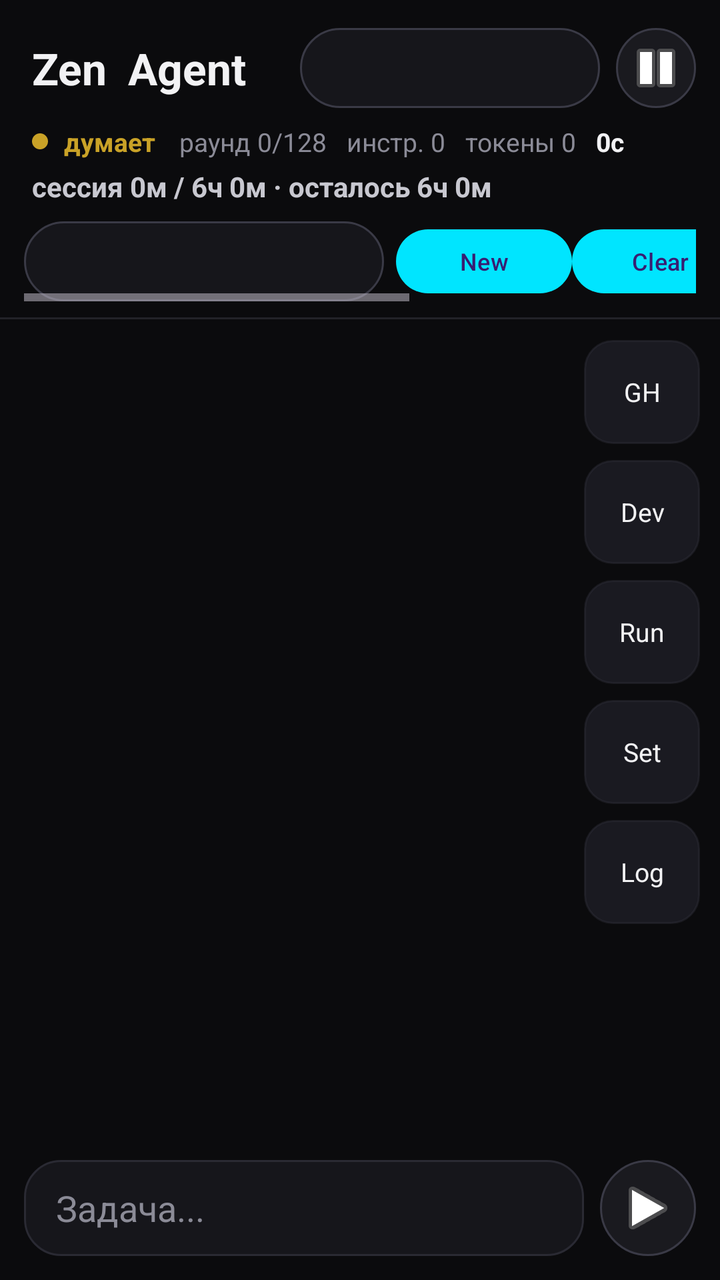
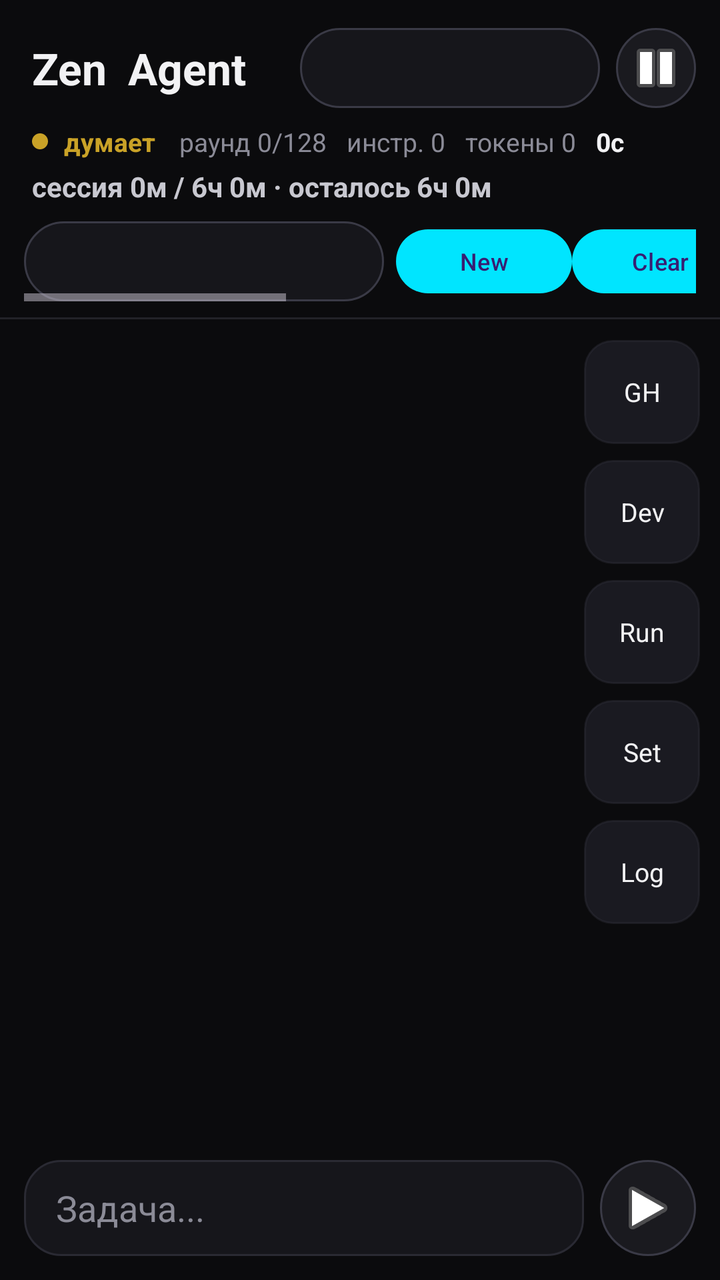

Compare the two renders of this Android layout. The source of the first and the diff that turns it into the second are given below.
<!-- AndroidManifest.xml: application theme Theme.AndroIDE -->
<!-- res/layout/activity_main.xml -->
<?xml version="1.0" encoding="utf-8"?>
<FrameLayout xmlns:android="http://schemas.android.com/apk/res/android"
    android:layout_width="match_parent"
    android:layout_height="match_parent"
    android:background="@color/bg">

    <LinearLayout
        android:id="@+id/chatRoot"
        android:layout_width="match_parent"
        android:layout_height="match_parent"
        android:orientation="vertical">

        <LinearLayout
            android:paddingStart="16dp"
            android:paddingEnd="12dp"
            android:paddingTop="14dp"
            android:paddingBottom="8dp"
            android:gravity="center_vertical"
            android:orientation="horizontal"
            android:layout_width="match_parent"
            android:layout_height="wrap_content">

            <TextView
                android:id="@+id/brand"
                android:layout_width="0dp"
                android:layout_height="wrap_content"
                android:layout_weight="1"
                android:text="Zen  Agent"
                android:textSize="22sp"
                android:textStyle="bold"
                android:textColor="@color/text" />

            <Spinner
                android:id="@+id/topModel"
                android:layout_width="150dp"
                android:layout_height="40dp"
                android:background="@drawable/bg_chip"
                android:paddingStart="10dp"
                android:paddingEnd="6dp" />

            <ImageButton
                android:id="@+id/btnTopStop"
                android:layout_width="40dp"
                android:layout_height="40dp"
                android:layout_marginStart="8dp"
                android:background="@drawable/bg_stop"
                android:src="@android:drawable/ic_media_pause"
                android:contentDescription="stop" />
        </LinearLayout>

        <LinearLayout
            android:orientation="horizontal"
            android:gravity="center_vertical"
            android:paddingStart="16dp"
            android:paddingEnd="16dp"
            android:paddingBottom="2dp"
            android:layout_width="match_parent"
            android:layout_height="wrap_content">
            <View android:id="@+id/statusDot" android:layout_width="8dp" android:layout_height="8dp" android:background="@drawable/dot_think" />
            <TextView android:id="@+id/statusWord" android:layout_width="wrap_content" android:layout_height="wrap_content" android:text="думает" android:textColor="@color/think" android:textSize="13sp" android:paddingStart="8dp" android:textStyle="bold" />
            <TextView android:id="@+id/roundLabel" android:layout_width="wrap_content" android:layout_height="wrap_content" android:text="раунд 0/128" android:textColor="@color/muted" android:textSize="13sp" android:paddingStart="12dp" />
            <TextView android:id="@+id/instrLabel" android:layout_width="wrap_content" android:layout_height="wrap_content" android:text="инстр. 0" android:textColor="@color/muted" android:textSize="13sp" android:paddingStart="10dp" />
            <TextView android:id="@+id/tokLabel" android:layout_width="wrap_content" android:layout_height="wrap_content" android:text="токены 0" android:textColor="@color/muted" android:textSize="13sp" android:paddingStart="10dp" />
            <TextView android:id="@+id/timeLabel" android:layout_width="wrap_content" android:layout_height="wrap_content" android:text="0с" android:textColor="@color/text" android:textSize="13sp" android:textStyle="bold" android:paddingStart="10dp" />
        </LinearLayout>

        <TextView
            android:id="@+id/sessionLine"
            android:layout_width="match_parent"
            android:layout_height="wrap_content"
            android:paddingStart="16dp"
            android:paddingEnd="16dp"
            android:paddingTop="2dp"
            android:paddingBottom="8dp"
            android:text="сессия 0м / 6ч 0м · осталось 6ч 0м"
            android:textColor="#C8C8D0"
            android:textSize="14sp"
            android:textStyle="bold" />

        <HorizontalScrollView
            android:layout_width="match_parent"
            android:layout_height="wrap_content"
            android:paddingStart="12dp"
            android:paddingEnd="12dp"
            android:paddingBottom="8dp">
            <LinearLayout android:orientation="horizontal" android:layout_width="wrap_content" android:layout_height="wrap_content">
                <Spinner android:id="@+id/sessSpin" android:layout_width="180dp" android:layout_height="40dp" android:background="@drawable/bg_chip" />
                <Button android:id="@+id/btnSessNew" android:layout_width="wrap_content" android:layout_height="40dp" android:text="New" android:textSize="12sp" android:layout_marginStart="6dp" />
                <Button android:id="@+id/btnSessDel" android:layout_width="wrap_content" android:layout_height="40dp" android:text="Clear" android:textSize="12sp" />
                <Spinner android:id="@+id/snapSpin" android:layout_width="160dp" android:layout_height="40dp" android:background="@drawable/bg_chip" android:layout_marginStart="6dp" />
                <Button android:id="@+id/btnSnapBack" android:layout_width="wrap_content" android:layout_height="40dp" android:text="Undo" android:textSize="12sp" />
            </LinearLayout>
        </HorizontalScrollView>

        <View android:layout_width="match_parent" android:layout_height="1dp" android:background="#222228" />

        <ScrollView
            android:id="@+id/agentScroll"
            android:layout_width="match_parent"
            android:layout_height="0dp"
            android:layout_weight="1"
            android:fillViewport="true"
            android:paddingEnd="56dp">
            <LinearLayout
                android:id="@+id/chatBox"
                android:orientation="vertical"
                android:padding="16dp"
                android:layout_width="match_parent"
                android:layout_height="wrap_content" />
        </ScrollView>

        <LinearLayout
            android:orientation="horizontal"
            android:gravity="center_vertical"
            android:padding="12dp"
            android:layout_width="match_parent"
            android:layout_height="wrap_content">
            <EditText
                android:id="@+id/agentInput"
                android:layout_width="0dp"
                android:layout_height="48dp"
                android:layout_weight="1"
                android:background="@drawable/bg_input"
                android:hint="Задача..."
                android:textColorHint="@color/muted"
                android:textColor="@color/text"
                android:paddingStart="16dp"
                android:paddingEnd="16dp"
                android:inputType="textCapSentences|textMultiLine" />
            <ImageButton
                android:id="@+id/btnSend"
                android:layout_width="48dp"
                android:layout_height="48dp"
                android:layout_marginStart="8dp"
                android:background="@drawable/bg_stop"
                android:src="@android:drawable/ic_media_play"
                android:contentDescription="send" />
        </LinearLayout>
    </LinearLayout>

    <LinearLayout
        android:id="@+id/fabCol"
        android:orientation="vertical"
        android:layout_width="wrap_content"
        android:layout_height="wrap_content"
        android:layout_gravity="end|center_vertical"
        android:layout_marginEnd="10dp"
        android:elevation="8dp">
        <TextView android:id="@+id/fabGh" android:text="GH" style="@style/FabBtn" />
        <TextView android:id="@+id/fabDev" android:text="Dev" style="@style/FabBtn" />
        <TextView android:id="@+id/fabPrev" android:text="Run" style="@style/FabBtn" />
        <TextView android:id="@+id/fabSet" android:text="Set" style="@style/FabBtn" />
        <TextView android:id="@+id/fabLog" android:text="Log" style="@style/FabBtn" />
    </LinearLayout>

    <FrameLayout
        android:id="@+id/sheet"
        android:layout_width="match_parent"
        android:layout_height="match_parent"
        android:background="#E60B0B0D"
        android:visibility="gone"
        android:clickable="true"
        android:focusable="true">
        <LinearLayout
            android:orientation="vertical"
            android:layout_width="match_parent"
            android:layout_height="match_parent"
            android:layout_marginTop="48dp"
            android:layout_marginStart="8dp"
            android:layout_marginEnd="64dp"
            android:layout_marginBottom="8dp"
            android:background="@drawable/bg_input"
            android:padding="4dp">
            <TextView android:id="@+id/sheetTitle" android:layout_width="match_parent" android:layout_height="wrap_content" android:textColor="@color/accent" android:textStyle="bold" android:padding="10dp" android:text="panel" />
            <FrameLayout android:id="@+id/content" android:layout_width="match_parent" android:layout_height="0dp" android:layout_weight="1" />
            <Button android:id="@+id/sheetClose" android:layout_width="match_parent" android:layout_height="wrap_content" android:text="Закрыть" />
        </LinearLayout>
    </FrameLayout>
</FrameLayout>
<!-- resources referenced by this layout -->
<resources>
  <color name="accent">#2DD4BF</color>
  <color name="bg">#0B0B0D</color>
  <color name="muted">#8B8B97</color>
  <color name="text">#F2F2F4</color>
  <color name="think">#C9A227</color>
  <!-- drawable bg_chip (drawable) -->
  <?xml version="1.0" encoding="utf-8"?>
  <shape xmlns:android="http://schemas.android.com/apk/res/android" android:shape="rectangle">
      <solid android:color="#16161B" />
      <stroke android:width="1dp" android:color="#3A3A46" />
      <corners android:radius="22dp" />
  </shape>
  <!-- drawable bg_input (drawable) -->
  <?xml version="1.0" encoding="utf-8"?>
  <shape xmlns:android="http://schemas.android.com/apk/res/android" android:shape="rectangle">
      <solid android:color="#16161B" />
      <stroke android:width="1dp" android:color="#2A2A33" />
      <corners android:radius="18dp" />
  </shape>
  <!-- drawable bg_stop (drawable) -->
  <?xml version="1.0" encoding="utf-8"?>
  <shape xmlns:android="http://schemas.android.com/apk/res/android" android:shape="oval">
      <solid android:color="#1A1A1F" />
      <stroke android:width="1dp" android:color="#3A3A46" />
  </shape>
  <!-- drawable dot_think (drawable) -->
  <?xml version="1.0" encoding="utf-8"?>
  <shape xmlns:android="http://schemas.android.com/apk/res/android" android:shape="oval">
      <solid android:color="#C9A227" />
      <size android:width="8dp" android:height="8dp" />
  </shape>
  <style name="FabBtn">
          <item name="android:layout_width">58dp</item>
          <item name="android:layout_height">52dp</item>
          <item name="android:layout_marginBottom">8dp</item>
          <item name="android:gravity">center</item>
          <item name="android:textColor">@color/text</item>
          <item name="android:textSize">13sp</item>
          <item name="android:background">@drawable/bg_fab</item>
      </style>
  <style name="Theme.AndroIDE" parent="Theme.Material3.Dark.NoActionBar">
          <item name="colorPrimary">#00E5FF</item>
          <item name="colorSecondary">#FFD54F</item>
          <item name="android:statusBarColor">#0B1220</item>
          <item name="android:navigationBarColor">#0B1220</item>
          <item name="android:windowBackground">#0B1220</item>
      </style>
  <!-- drawable bg_fab (drawable) -->
  <?xml version="1.0" encoding="utf-8"?>
  <shape xmlns:android="http://schemas.android.com/apk/res/android" android:shape="rectangle">
      <solid android:color="#CC1F1F26" />
      <stroke android:width="1dp" android:color="#553A3A46" />
      <corners android:radius="14dp" />
  </shape>
</resources>

<!-- the commit's change to res/layout/activity_main.xml (unified diff, before → after) -->
@@ -89,6 +89,8 @@
                 <Button android:id="@+id/btnSessDel" android:layout_width="wrap_content" android:layout_height="40dp" android:text="Clear" android:textSize="12sp" />
                 <Spinner android:id="@+id/snapSpin" android:layout_width="160dp" android:layout_height="40dp" android:background="@drawable/bg_chip" android:layout_marginStart="6dp" />
                 <Button android:id="@+id/btnSnapBack" android:layout_width="wrap_content" android:layout_height="40dp" android:text="Undo" android:textSize="12sp" />
+                <Spinner android:id="@+id/presetSpin" android:layout_width="200dp" android:layout_height="40dp" android:background="@drawable/bg_chip" android:layout_marginStart="8dp" />
+                <Button android:id="@+id/btnPresetSave" android:layout_width="wrap_content" android:layout_height="40dp" android:text="Preset" android:textSize="12sp" />
             </LinearLayout>
         </HorizontalScrollView>
 
